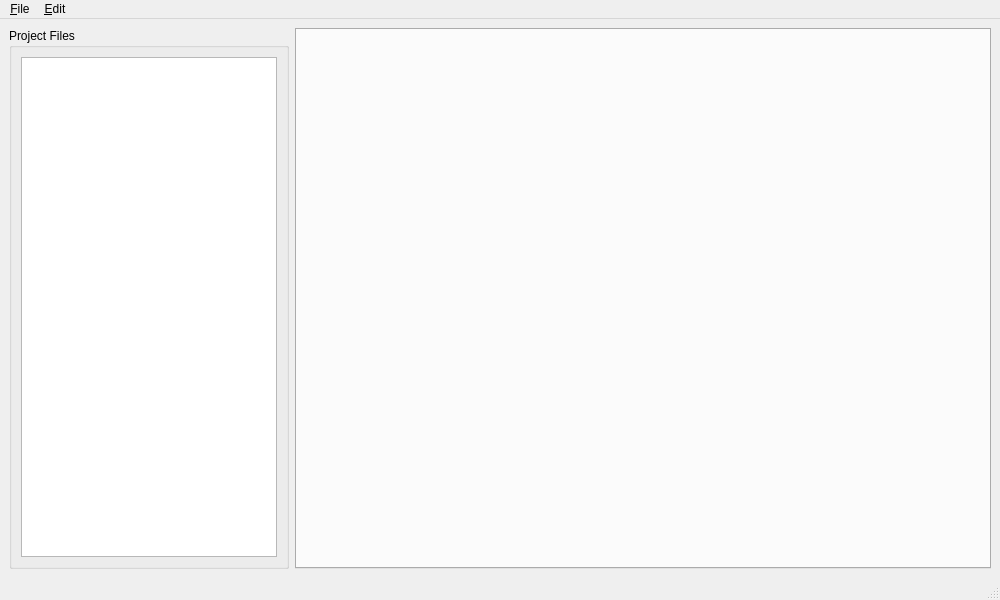
First picture: the form in mainwindow.ui, repository jason1015-coder/scriptura, before the edit.
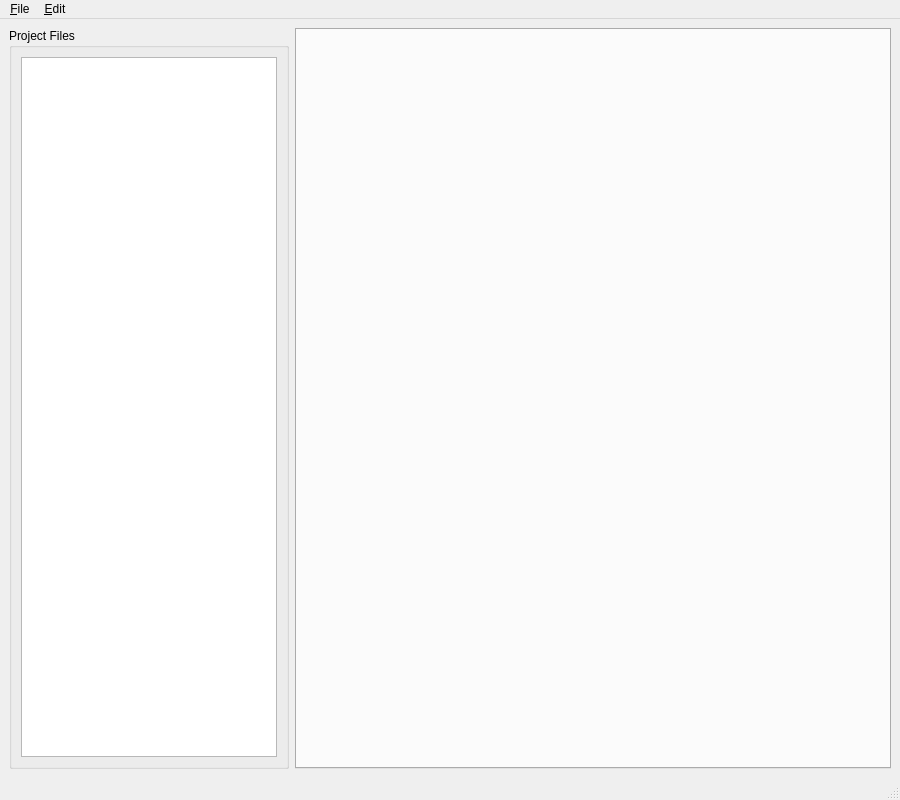
Second picture: the form after the edit.

Diff of the .ui file:
```diff
--- a/mainwindow.ui
+++ b/mainwindow.ui
@@ -6,8 +6,8 @@
    <rect>
     <x>0</x>
     <y>0</y>
-    <width>1000</width>
-    <height>600</height>
+       <width>900</width>
+       <height>800</height>
    </rect>
   </property>
   <property name="windowTitle">
@@ -45,7 +45,7 @@
     <rect>
      <x>0</x>
      <y>0</y>
-     <width>1000</width>
+     <width>1200</width>
      <height>30</height>
     </rect>
    </property>
```
Lines whose indentation alone changed are shown as unchanged.
